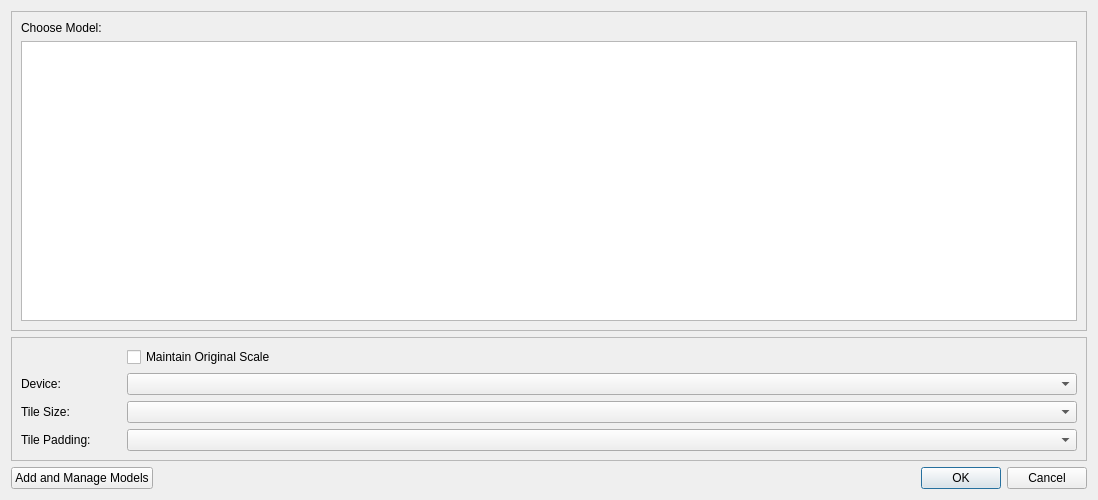
First picture: the form in src/enhance/ui/dialog_model.ui, repository gkyle/enhance, before the edit.
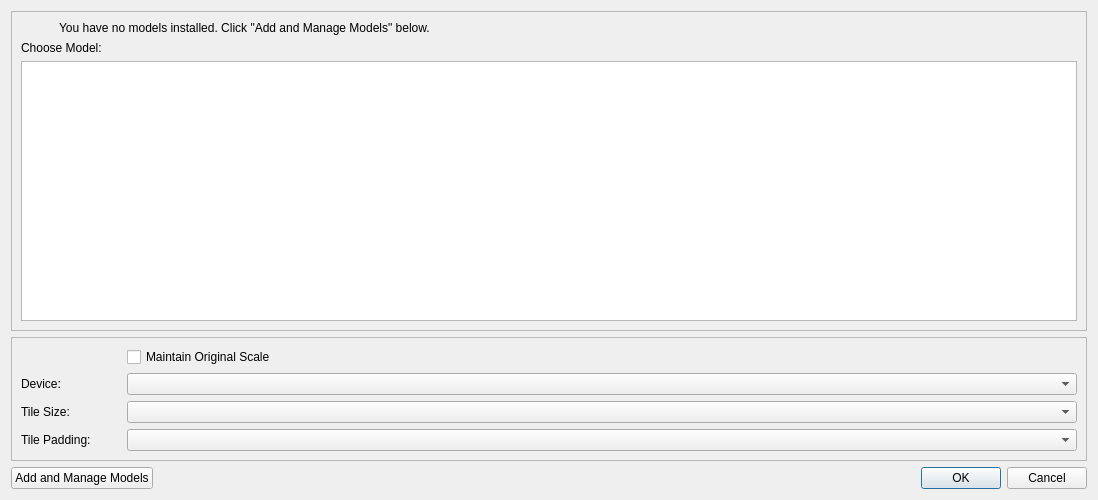
Second picture: the form after the edit. Icons and pictures are not drawn.

```diff
--- a/src/enhance/ui/dialog_model.ui
+++ b/src/enhance/ui/dialog_model.ui
@@ -35,6 +35,56 @@
       <enum>QFrame::Raised</enum>
      </property>
      <layout class="QVBoxLayout" name="verticalLayout_2">
+      <item>
+       <widget class="QFrame" name="frame_nomodels">
+        <property name="enabled">
+         <bool>true</bool>
+        </property>
+        <property name="frameShape">
+         <enum>QFrame::NoFrame</enum>
+        </property>
+        <property name="frameShadow">
+         <enum>QFrame::Raised</enum>
+        </property>
+        <layout class="QHBoxLayout" name="horizontalLayout_7">
+         <property name="leftMargin">
+          <number>0</number>
+         </property>
+         <property name="topMargin">
+          <number>0</number>
+         </property>
+         <property name="rightMargin">
+          <number>0</number>
+         </property>
+         <property name="bottomMargin">
+          <number>0</number>
+         </property>
+         <item>
+          <widget class="QLabel" name="label_6">
+           <property name="maximumSize">
+            <size>
+             <width>32</width>
+             <height>32</height>
+            </size>
+           </property>
+           <property name="text">
+            <string/>
+           </property>
+           <property name="pixmap">
+            <pixmap resource="icons.qrc">:/icons32/alert-circle.svg</pixmap>
+           </property>
+          </widget>
+         </item>
+         <item>
+          <widget class="QLabel" name="label_7">
+           <property name="text">
+            <string>You have no models installed. Click &quot;Add and Manage Models&quot; below.</string>
+           </property>
+          </widget>
+         </item>
+        </layout>
+       </widget>
+      </item>
       <item>
        <widget class="QLabel" name="label">
         <property name="text">
```
Left out of the diff: 14 changed lines with no effect on the pictures.
